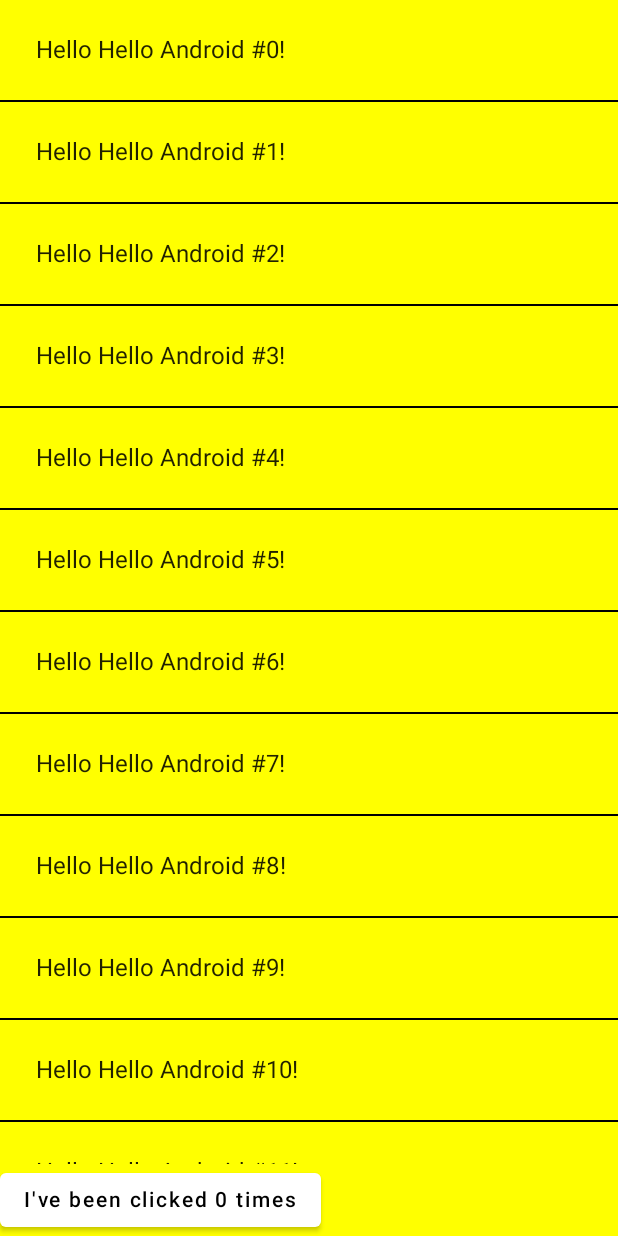
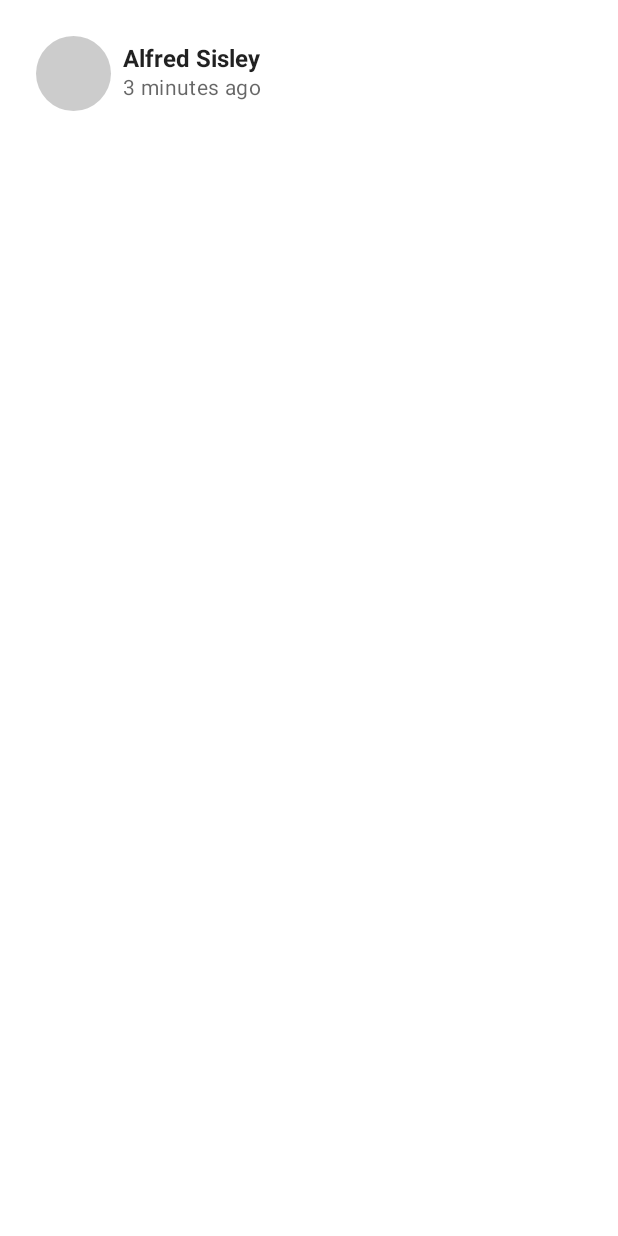
Before and after one commit to cjae/composer_second_date, an Android app built with Jetpack Compose: the screen it shows after launch (MainActivity), on a phone screen of 412 x 824 dp. Run offline under Robolectric (Android 15) with nearby library versions, the phone set to English and light mode, and no system bars.

Commit message:
Simple row

```diff
--- a/app/src/main/java/com/expanse/app/secondcompasedate/MainActivity.kt
+++ b/app/src/main/java/com/expanse/app/secondcompasedate/MainActivity.kt
@@ -3,17 +3,23 @@ package com.expanse.app.secondcompasedate
 import android.os.Bundle
 import androidx.activity.ComponentActivity
 import androidx.activity.compose.setContent
-import androidx.compose.foundation.layout.Column
-import androidx.compose.foundation.layout.fillMaxHeight
-import androidx.compose.foundation.layout.padding
+import androidx.compose.foundation.background
+import androidx.compose.foundation.clickable
+import androidx.compose.foundation.layout.*
 import androidx.compose.foundation.lazy.LazyColumn
 import androidx.compose.foundation.lazy.items
+import androidx.compose.foundation.shape.CircleShape
+import androidx.compose.foundation.shape.RoundedCornerShape
 import androidx.compose.material.*
 import androidx.compose.runtime.Composable
+import androidx.compose.runtime.CompositionLocalProvider
 import androidx.compose.runtime.mutableStateOf
 import androidx.compose.runtime.remember
+import androidx.compose.ui.Alignment
 import androidx.compose.ui.Modifier
+import androidx.compose.ui.draw.clip
 import androidx.compose.ui.graphics.Color
+import androidx.compose.ui.text.font.FontWeight
 import androidx.compose.ui.tooling.preview.Preview
 import androidx.compose.ui.unit.dp
 import com.expanse.app.secondcompasedate.ui.theme.SecondCompaseDateTheme
@@ -23,7 +29,7 @@ class MainActivity : ComponentActivity() {
         super.onCreate(savedInstanceState)
         setContent {
             MyApp {
-                MyScreenContent()
+                PhotographerCard()
             }
         }
     }
@@ -31,59 +37,39 @@ class MainActivity : ComponentActivity() {
 
 @Composable
 fun MyApp(content: @Composable () -> Unit) {
-    SecondCompaseDateTheme {
-        Surface(color = Color.Yellow) {
-            content()
+    SecondCompaseDateTheme { content() }
+}
+
+@Composable
+fun PhotographerCard(modifier: Modifier = Modifier) {
+    Row(modifier
+        .padding(8.dp)
+        .clip(RoundedCornerShape(4.dp))
+        .background(MaterialTheme.colors.surface)
+        .clickable(onClick = { /* Ignoring onClick */ })
+        .padding(16.dp)
+    ) {
+        Surface(
+            modifier = Modifier.size(50.dp),
+            shape = CircleShape,
+            color = MaterialTheme.colors.onSurface.copy(alpha = 0.2f)
+        ) {
+            // Image goes here
+        }
+        Column(
+            modifier = Modifier.padding(start = 8.dp).align(Alignment.CenterVertically)
+        ) {
+            Text("Alfred Sisley", fontWeight = FontWeight.Bold)
+            CompositionLocalProvider(LocalContentAlpha provides ContentAlpha.medium) {
+                Text("3 minutes ago", style = MaterialTheme.typography.body2)
+            }
         }
     }
 }
-
-@Composable
-fun MyScreenContent(names: List<String> = List(1000) { "Hello Android #$it" }) {
-    val counterState = remember { mutableStateOf(0) }
-
-    Column(modifier = Modifier.fillMaxHeight()) {
-        NameList(names, Modifier.weight(1f))
-        Counter(
-            count = counterState.value,
-            updateCount = { newCount ->
-                counterState.value = newCount
-            }
-        )
-    }
-}
-
-@Composable
-fun NameList(names: List<String>, modifier: Modifier = Modifier) {
-    LazyColumn(modifier = modifier) {
-        items(items = names) { name ->
-            Greeting(name = name)
-            Divider(color = Color.Black)
-        }
-    }
-}
-
-@Composable
-fun Greeting(name: String) {
-    Text(text = "Hello $name!", modifier = Modifier.padding(24.dp))
-}
-
-@Composable
-fun Counter(count: Int, updateCount: (Int) -> Unit) {
-    Button(
-        onClick = { updateCount(count + 1) },
-        colors = ButtonDefaults.buttonColors(
-            backgroundColor = if (count > 5) Color.Green else Color.White
-        )
-    ) {
-        Text("I've been clicked $count times")
-    }
-}
-
 @Preview(showBackground = true)
 @Composable
 fun DefaultPreview() {
     MyApp {
-        MyScreenContent()
+        PhotographerCard()
     }
 }
```
